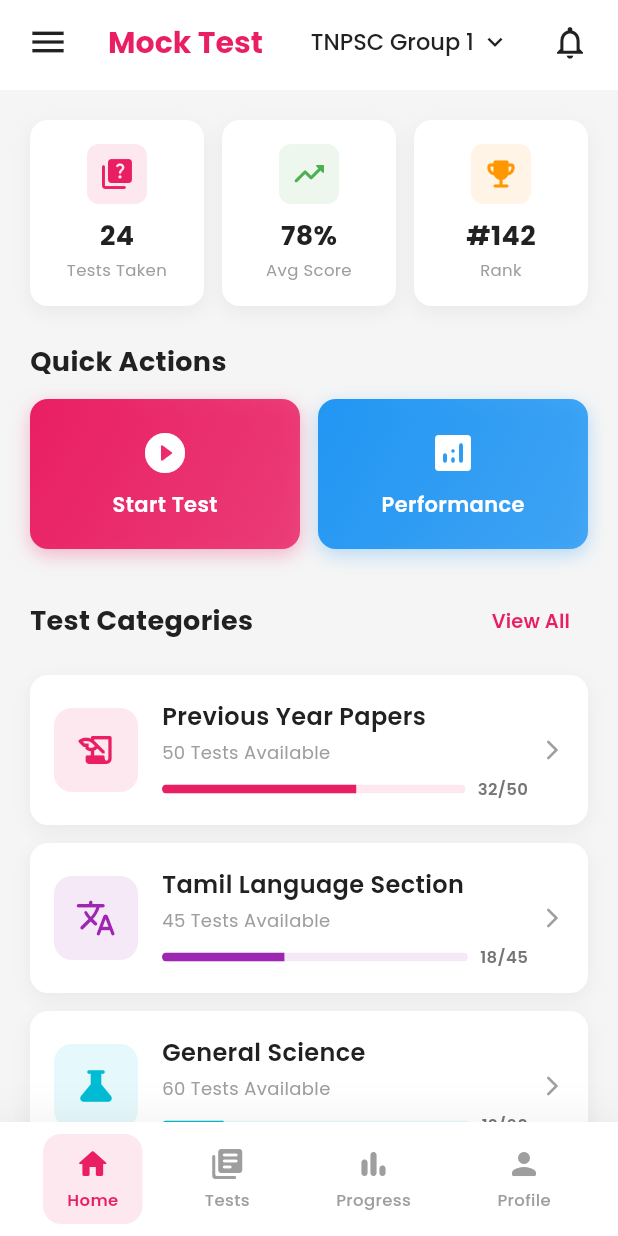
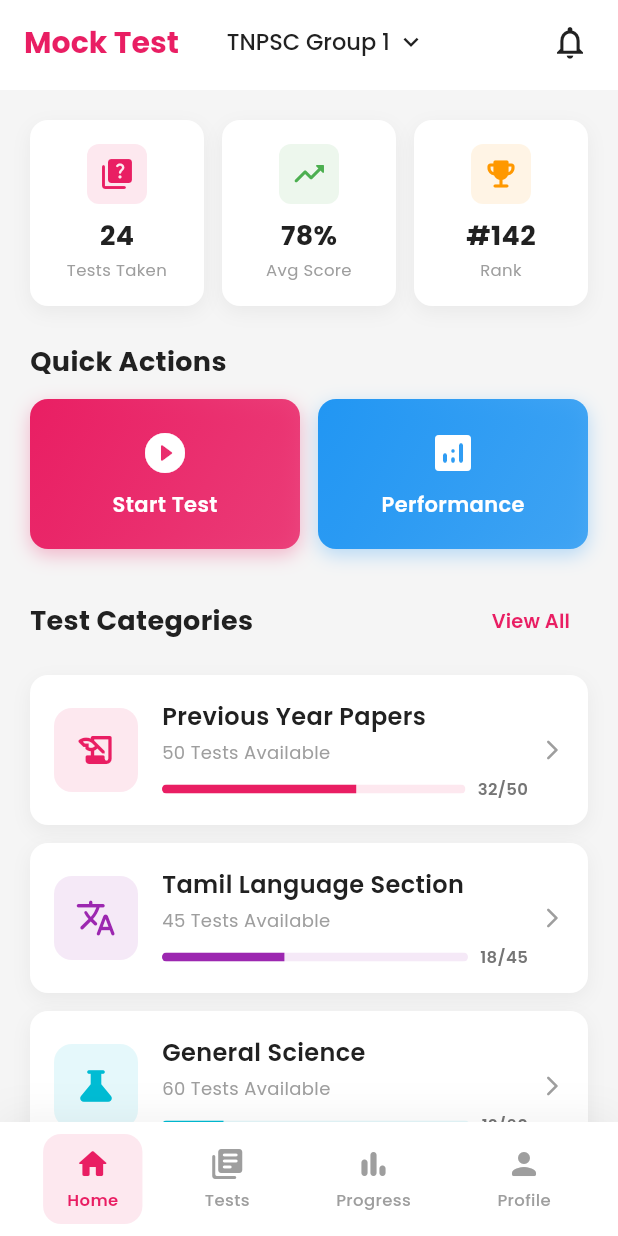
Before and after one commit to tamilarasan6320/Sudar, a Flutter app: the HomePage screen opened directly, on a phone screen of 412 x 824 dp. Run offline on Flutter 3.47's test engine with Material 3 defaults, Android fonts, the phone set to English and light mode, and no system bars; our stand-ins replace google_fonts, shared_preferences; accounts and stored records are empty.

Commit message:
refactor: Remove hamburger menu icon from home screen

```diff
--- a/lib/screens/home_page.dart
+++ b/lib/screens/home_page.dart
@@ -104,17 +104,6 @@
       backgroundColor: Colors.white,
       elevation: 1,
       shadowColor: Colors.black.withOpacity(0.1),
-      leading: Padding(
-        padding: const EdgeInsets.only(left: 8),
-        child: IconButton(
-          icon: const Icon(
-            Icons.menu,
-            color: AppColors.textPrimary,
-            size: 28,
-          ),
-          onPressed: () {},
-        ),
-      ),
       title: Row(
         mainAxisSize: MainAxisSize.min,
         children: [
```
